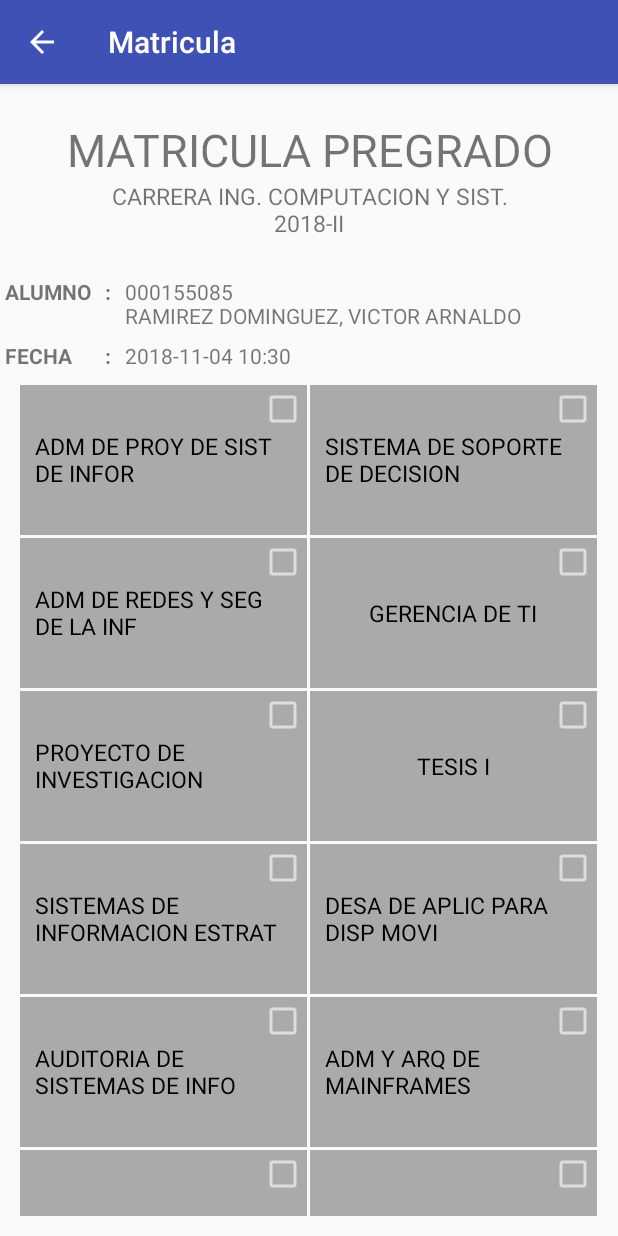
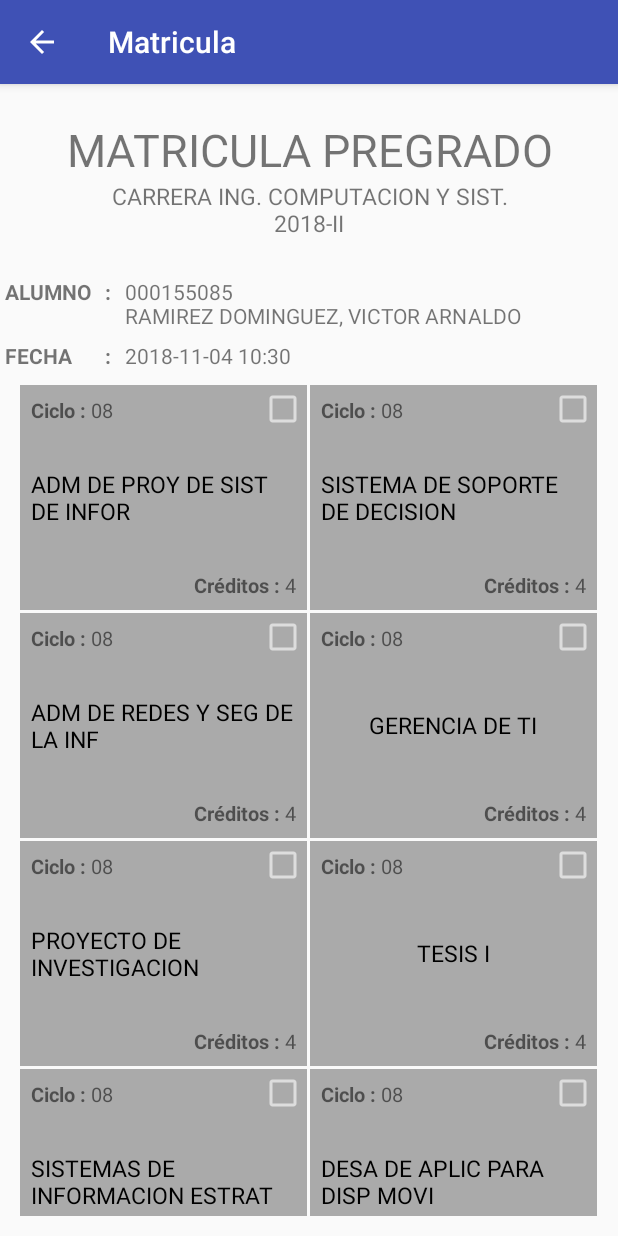
Before and after one commit to andysanti/UdepBetaMovilT, an Android app: the screen it shows after launch (RegistroMatriculaActivity), on a phone screen of 412 x 824 dp. Run offline under Robolectric (Android 15) with nearby library versions, the phone set to English and light mode, and no system bars.

Commit message:
Merge branch 'master' of https://github.com/andysanti/UdepBetaMovilT
# Conflicts:
#	.idea/caches/build_file_checksums.ser

```diff
--- a/app/src/main/AndroidManifest.xml
+++ b/app/src/main/AndroidManifest.xml
@@ -12,7 +12,7 @@
         android:supportsRtl="true"
         android:theme="@style/AppTheme">
         <activity android:name=".activities.FichaMatriculaActivity"
-            android:label="@string/ficha_matricula"
+            android:label="@string/ficha_matricula" android:theme="@style/SplashTheme"
             android:screenOrientation="portrait">
             <intent-filter>
                 <action android:name="android.intent.action.MAIN" />
--- a/app/src/main/java/movil/upao/android/aplicaciones/upao/edu/udepbetamovilt/adapters/GridListAdapter.java
+++ b/app/src/main/java/movil/upao/android/aplicaciones/upao/edu/udepbetamovilt/adapters/GridListAdapter.java
@@ -59,8 +59,8 @@ public class GridListAdapter extends BaseAdapter {
             //else
                 view = inflater.inflate(R.layout.grid_custom_row_layout, viewGroup, false);
 
-            viewHolder.label = (TextView) view.findViewById(R.id.label);
-            viewHolder.checkBox = (CheckBox) view.findViewById(R.id.checkbox);
+            viewHolder.label = (TextView) view.findViewById(R.id.gcrl_curso);
+            viewHolder.checkBox = (CheckBox) view.findViewById(R.id.gcrl_checkbox);
 
             view.setTag(viewHolder);
         } else
--- a/app/src/main/res/layout/activity_ficha_matricula.xml
+++ b/app/src/main/res/layout/activity_ficha_matricula.xml
@@ -10,10 +10,10 @@
     <TextView
         android:layout_width="wrap_content"
         android:layout_height="wrap_content"
+        android:layout_marginTop="30dp"
         android:gravity="center"
         android:text="UNIVERSIDAD DE PIURA"
-        android:textSize="40dp"
-        android:layout_marginTop="30dp" />
+        android:textSize="35dp" />
     <TextView
         android:layout_width="match_parent"
         android:layout_height="wrap_content"
@@ -110,7 +110,7 @@
         android:id="@+id/lst_fichmatr_Cursos"
         android:layout_width="match_parent"
         android:layout_height="match_parent"
-        android:layout_marginTop="20dp" />
+        android:layout_marginTop="15dp" />
 
     <TextView
         android:layout_width="match_parent"
--- a/app/src/main/res/layout/grid_custom_row_layout.xml
+++ b/app/src/main/res/layout/grid_custom_row_layout.xml
@@ -1,22 +1,78 @@
 <?xml version="1.0" encoding="utf-8"?>
 <FrameLayout xmlns:android="http://schemas.android.com/apk/res/android"
     android:layout_width="match_parent"
-    android:layout_height="100dp"
+    android:layout_height="150dp"
     android:background="@android:color/darker_gray"
     android:gravity="center_vertical">
 
     <TextView
-        android:id="@+id/label"
+        android:id="@+id/gcrl_curso"
         android:layout_width="wrap_content"
         android:layout_height="wrap_content"
         android:layout_gravity="center"
         android:gravity="center_vertical"
-        android:padding="10dp"
+        android:padding="7dp"
         android:textColor="@android:color/black"
-        android:textSize="15sp" />
+        android:textSize="15sp"
+        android:text="SISTEMA DE SOPORTE DE DECISON" />
+    <!--
+    <TextView
+        android:id="@+id/label2"
+        android:layout_width="wrap_content"
+        android:layout_height="fill_parent"
+        android:layout_gravity="center"
+        android:gravity="bottom"
+        android:padding="1dp"
+        android:text="Creditos: 3"
+        android:layout_marginBottom="7dp"
+        android:textColor="@android:color/black"
+        android:textSize="10sp" />
+    -->
+    <LinearLayout
+        android:layout_width="wrap_content"
+        android:layout_height="fill_parent"
+        android:orientation="horizontal"
+        android:layout_gravity="start"
+        android:gravity="start"
+        android:layout_margin="7dp">
+        <TextView
+            android:layout_width="wrap_content"
+            android:layout_height="wrap_content"
+            android:textStyle="bold"
+            android:textSize="13sp"
+            android:text="Ciclo : " />
+
+        <TextView android:id="@+id/gcrl_ciclo"
+            android:layout_width="wrap_content"
+            android:layout_height="wrap_content"
+            android:textSize="13sp"
+            android:text="08" />
+    </LinearLayout>
+
+
+    <LinearLayout
+        android:layout_width="wrap_content"
+        android:layout_height="fill_parent"
+        android:orientation="horizontal"
+        android:layout_gravity="end"
+        android:gravity="bottom"
+        android:layout_margin="7dp">
+        <TextView
+            android:layout_width="wrap_content"
+            android:layout_height="wrap_content"
+            android:textStyle="bold"
+            android:textSize="13sp"
+            android:text="Créditos : " />
+
+        <TextView android:id="@+id/gcrl_creditos"
+            android:layout_width="wrap_content"
+            android:layout_height="wrap_content"
+            android:textSize="13sp"
+            android:text="4" />
+    </LinearLayout>
 
     <CheckBox
-        android:id="@+id/checkbox"
+        android:id="@+id/gcrl_checkbox"
         android:layout_width="wrap_content"
         android:layout_height="wrap_content"
         android:layout_gravity="right" />
```
Also changed, not shown: app/build.gradle (line endings or trailing spaces).
